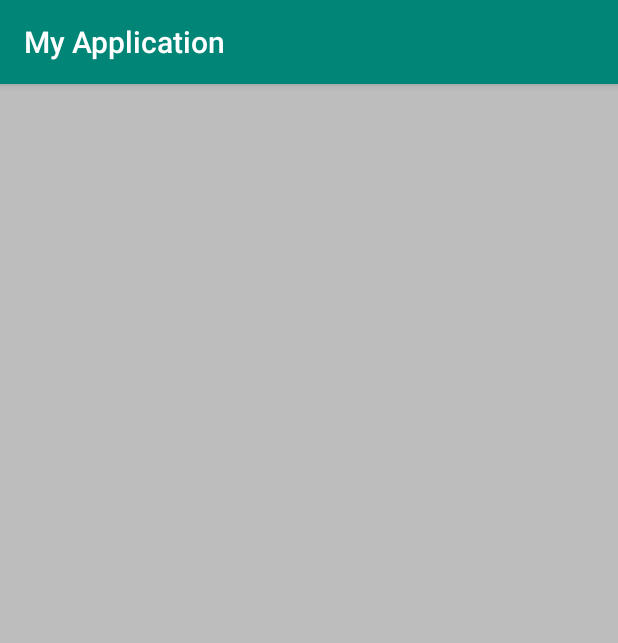
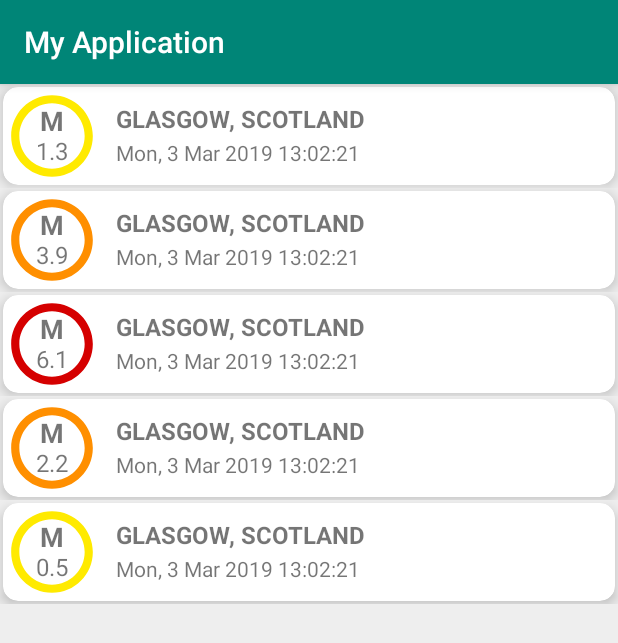
Before and after one commit to dsumps200/UKEarthquakeTracker, an Android app: the fragment EarthquakeListFragment shown on its own in the app's theme, on a phone screen of 412 x 824 dp. Shown: the top 643 px of the screen. Run offline under Robolectric (Android 15) with nearby library versions, the phone set to English and light mode, and no system bars.

```diff
--- a/app/src/main/AndroidManifest.xml
+++ b/app/src/main/AndroidManifest.xml
@@ -8,6 +8,7 @@
         android:label="@string/app_name"
         android:roundIcon="@mipmap/ic_launcher_round"
         android:supportsRtl="true"
+        android:name=".Application"
         android:theme="@style/AppTheme">
         <activity
             android:name=".MainActivity"
--- /dev/null
+++ b/app/src/main/java/org/dsumps200/gcu/myapplication/Application.java
@@ -0,0 +1,20 @@
+package org.dsumps200.gcu.myapplication;
+
+import java.util.ArrayList;
+
+public class Application extends android.app.Application {
+
+    public static ArrayList<Earthquake> earthquakes;
+
+    @Override
+    public void onCreate() {
+        super.onCreate();
+
+        earthquakes = new ArrayList<>();
+        earthquakes.add(new Earthquake("GLASGOW, SCOTLAND", "Mon, 3 Mar 2019 13:02:21", (float)1.3, 2, (float)24.3, (float)22.7));
+        earthquakes.add(new Earthquake("GLASGOW, SCOTLAND", "Mon, 3 Mar 2019 13:02:21", (float)3.9, 2, (float)24.3, (float)22.7));
+        earthquakes.add(new Earthquake("GLASGOW, SCOTLAND", "Mon, 3 Mar 2019 13:02:21", (float)6.1, 2, (float)24.3, (float)22.7));
+        earthquakes.add(new Earthquake("GLASGOW, SCOTLAND", "Mon, 3 Mar 2019 13:02:21", (float)2.2, 2, (float)24.3, (float)22.7));
+        earthquakes.add(new Earthquake("GLASGOW, SCOTLAND", "Mon, 3 Mar 2019 13:02:21", (float)0.5, 2, (float)24.3, (float)22.7));
+    }
+}
--- /dev/null
+++ b/app/src/main/java/org/dsumps200/gcu/myapplication/EarthquakeAdapter.java
@@ -0,0 +1,74 @@
+package org.dsumps200.gcu.myapplication;
+
+import android.content.Context;
+import android.support.annotation.NonNull;
+import android.support.v7.widget.RecyclerView;
+import android.view.LayoutInflater;
+import android.view.View;
+import android.view.ViewGroup;
+import android.widget.ImageView;
+import android.widget.TextView;
+
+import java.util.ArrayList;
+
+public class EarthquakeAdapter extends RecyclerView.Adapter<EarthquakeAdapter.ViewHolder> {
+
+    private ArrayList<Earthquake> earthquakes;
+
+    public EarthquakeAdapter (Context context, ArrayList<Earthquake> earthquakes) {
+        this.earthquakes = earthquakes;
+    }
+
+    public class ViewHolder extends RecyclerView.ViewHolder {
+
+        TextView location, dateTime, magnitudeNo;
+        ImageView magnitudeCircle;
+
+        public ViewHolder(@NonNull View itemView) {
+            super(itemView);
+
+            location = itemView.findViewById(R.id.location);
+            dateTime = itemView.findViewById(R.id.dateTime);
+            magnitudeNo = itemView.findViewById(R.id.magnitudeNo);
+            magnitudeCircle = itemView.findViewById(R.id.magnitudeCircle);
+
+            itemView.setOnClickListener(new View.OnClickListener() {
+                @Override
+                public void onClick(View v) {
+
+                }
+            });
+        }
+    }
+
+    @NonNull
+    @Override
+    public EarthquakeAdapter.ViewHolder onCreateViewHolder(@NonNull ViewGroup viewGroup, int i) {
+
+        View v = LayoutInflater.from(viewGroup.getContext()).inflate(R.layout.list_card, viewGroup, false);
+
+        return new ViewHolder(v);
+    }
+
+    @Override
+    public void onBindViewHolder(@NonNull EarthquakeAdapter.ViewHolder viewHolder, int i) {
+
+        viewHolder.itemView.setTag(earthquakes.get(i));
+        viewHolder.location.setText(earthquakes.get(i).getLocation());
+        viewHolder.dateTime.setText(earthquakes.get(i).getDateTime());
+        float magnitude = earthquakes.get(i).getMagnitude();
+        viewHolder.magnitudeNo.setText(Float.toString(magnitude));
+        if (magnitude>=4.0) {
+            viewHolder.magnitudeCircle.setImageResource(R.drawable.ic_magnitude_high);
+        } else if (magnitude<4.0 && magnitude>=2.0){
+            viewHolder.magnitudeCircle.setImageResource(R.drawable.ic_magnitude_medium);
+        } else {
+            viewHolder.magnitudeCircle.setImageResource(R.drawable.ic_magnitude_low);
+        }
+    }
+
+    @Override
+    public int getItemCount() {
+        return earthquakes.size();
+    }
+}
--- a/app/src/main/java/org/dsumps200/gcu/myapplication/EarthquakeListFragment.java
+++ b/app/src/main/java/org/dsumps200/gcu/myapplication/EarthquakeListFragment.java
@@ -2,7 +2,10 @@ package org.dsumps200.gcu.myapplication;
 
 
 import android.os.Bundle;
+import android.support.annotation.Nullable;
 import android.support.v4.app.Fragment;
+import android.support.v7.widget.LinearLayoutManager;
+import android.support.v7.widget.RecyclerView;
 import android.view.LayoutInflater;
 import android.view.View;
 import android.view.ViewGroup;
@@ -13,6 +16,10 @@ import android.view.ViewGroup;
  */
 public class EarthquakeListFragment extends Fragment {
 
+    RecyclerView recyclerView;
+    RecyclerView.Adapter adapter;
+    RecyclerView.LayoutManager layoutManager;
+    View v;
 
     public EarthquakeListFragment() {
         // Required empty public constructor
@@ -22,8 +29,21 @@ public class EarthquakeListFragment extends Fragment {
     @Override
     public View onCreateView(LayoutInflater inflater, ViewGroup container,
                              Bundle savedInstanceState) {
-        // Inflate the layout for this fragment
-        return inflater.inflate(R.layout.fragment_earthquake_list, container, false);
+
+        v = inflater.inflate(R.layout.fragment_earthquake_list, container, false);
+
+        return v;
     }
 
+    @Override
+    public void onActivityCreated(@Nullable Bundle savedInstanceState) {
+        super.onActivityCreated(savedInstanceState);
+
+        recyclerView = v.findViewById(R.id.earthquakeList);
+        recyclerView.setHasFixedSize(true);
+        layoutManager = new LinearLayoutManager(this.getActivity());
+        recyclerView.setLayoutManager(layoutManager);
+        adapter = new EarthquakeAdapter(this.getActivity(), Application.earthquakes);
+        recyclerView.setAdapter(adapter);
+    }
 }
--- a/app/src/main/res/layout/list_card.xml
+++ b/app/src/main/res/layout/list_card.xml
@@ -8,10 +8,10 @@
     <android.support.v7.widget.CardView xmlns:card_view="http://schemas.android.com/apk/res-auto"
         android:layout_width="match_parent"
         android:layout_height="wrap_content"
-        android:layout_margin="5dp"
+        android:layout_margin="2dp"
         card_view:cardBackgroundColor="@color/colorBackgroundCard"
-        card_view:cardCornerRadius="3dp"
-        card_view:cardElevation="3dp"
+        card_view:cardCornerRadius="10dp"
+        card_view:cardElevation="5dp"
         card_view:cardUseCompatPadding="false">
 
         <android.support.constraint.ConstraintLayout
@@ -58,7 +58,7 @@
                     android:layout_gravity="center_horizontal"
                     android:layout_weight="1"
                     android:paddingBottom="5dp"
-                    android:text="1.0"
+                    android:text=""
                     android:textSize="16sp" />
 
             </LinearLayout>
@@ -79,7 +79,7 @@
                     android:layout_width="wrap_content"
                     android:layout_height="wrap_content"
                     android:layout_weight="1"
-                    android:text="HIGHLANDS AND ISLANDS"
+                    android:text=""
                     android:textSize="16sp"
                     android:textStyle="bold" />
 
@@ -88,7 +88,7 @@
                     android:layout_width="wrap_content"
                     android:layout_height="wrap_content"
                     android:layout_weight="1"
-                    android:text="Tue, 3 Dec 2018 12:03:10"
+                    android:text=""
                     android:textSize="14sp" />
 
             </LinearLayout>
--- a/app/src/main/res/values/colors.xml
+++ b/app/src/main/res/values/colors.xml
@@ -4,6 +4,6 @@
     <color name="colorPrimaryDark">#00574B</color>
     <color name="colorAccent">#D81B60</color>
 
-    <color name="colorBackground">#bdbdbd</color>
+    <color name="colorBackground">#eee</color>
     <color name="colorBackgroundCard">#fff</color>
 </resources>
```
